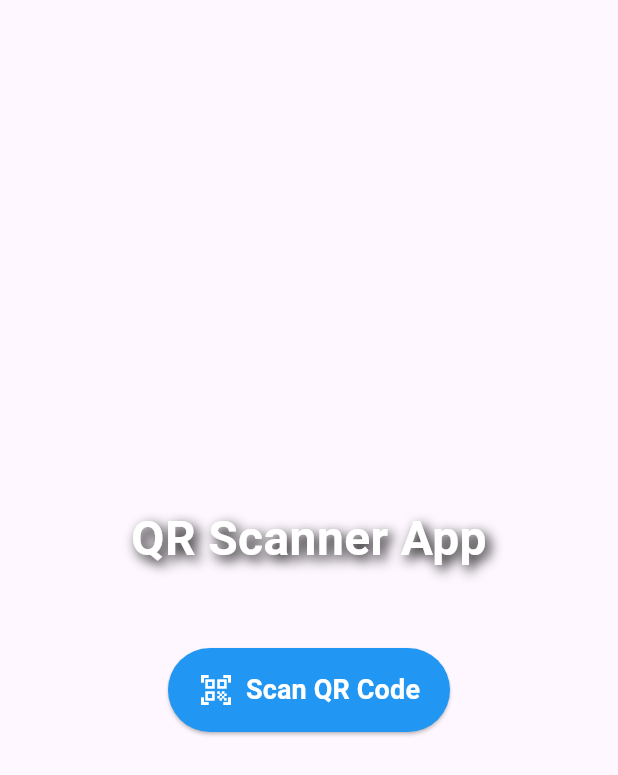
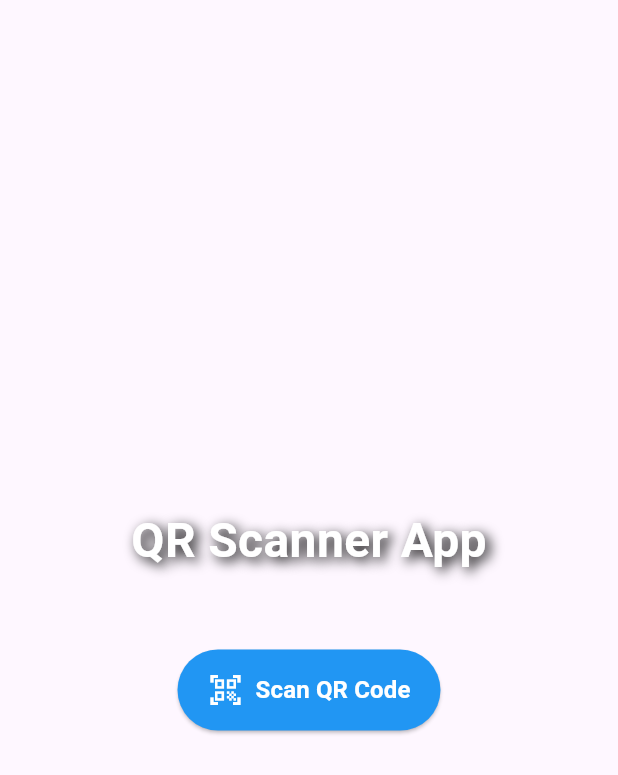
Before and after one commit to mouad-df/Qr-Scanner, a Flutter app: the screen it shows after launch, on a phone screen of 412 x 824 dp. Shown: the top 775 px of the screen. Run offline on Flutter 3.47's test engine with Material 3 defaults, Android fonts, the phone set to English and light mode, and no system bars; our stand-ins replace get, webview_flutter; missing offline and left inert: qr_code_scanner.

Commit message:
Enhance project structure

```diff
--- /dev/null
+++ b/lib/core/buttons/custom_button.dart
@@ -0,0 +1,39 @@
+import 'package:flutter/material.dart';
+
+class CustomButton extends StatelessWidget {
+  const CustomButton(
+      {super.key,
+      required this.onPress,
+      required this.labelText,
+      required this.icon,
+      required this.backgroundColor});
+  final VoidCallback onPress;
+  final String labelText;
+  final Widget icon;
+  final Color backgroundColor;
+
+  @override
+  Widget build(BuildContext context) {
+    return ElevatedButton.icon(
+      style: ElevatedButton.styleFrom(
+        backgroundColor: backgroundColor,
+        padding: const EdgeInsets.symmetric(horizontal: 20, vertical: 15),
+        shape: RoundedRectangleBorder(
+          borderRadius: BorderRadius.circular(30),
+        ),
+      ),
+      onPressed: () {
+        onPress();
+      },
+      icon: icon,
+      label: Text(
+        labelText,
+        style: const TextStyle(
+          color: Colors.white,
+          fontSize: 16,
+          fontWeight: FontWeight.bold,
+        ),
+      ),
+    );
+  }
+}
--- a/lib/core/routes/app_routes.dart
+++ b/lib/core/routes/app_routes.dart
@@ -3,7 +3,7 @@ import 'package:qr_scanner_app/core/routes/route_names.dart';
 import 'package:qr_scanner_app/features/home/bindings/home_binding.dart';
 import 'package:qr_scanner_app/features/home/views/screens/home_screen.dart';
 import 'package:qr_scanner_app/features/html_display/bindings/html_display_binding.dart';
-import 'package:qr_scanner_app/features/html_display/views/html_display_screen.dart';
+import 'package:qr_scanner_app/features/html_display/views/screens/html_display_screen.dart';
 import 'package:qr_scanner_app/features/qr_scanner/bindings/qr_scanner_binding.dart';
 import 'package:qr_scanner_app/features/qr_scanner/views/screens/qr_scanner_screen.dart';
 
--- a/lib/features/home/views/screens/home_screen.dart
+++ b/lib/features/home/views/screens/home_screen.dart
@@ -1,63 +1,14 @@
 import 'package:flutter/material.dart';
 import 'package:get/get.dart';
+import 'package:qr_scanner_app/core/buttons/custom_button.dart';
 import 'package:qr_scanner_app/core/routes/route_names.dart';
+import 'package:qr_scanner_app/features/home/views/widgets/home_screen_body.dart';
 
 class HomeScreen extends StatelessWidget {
   const HomeScreen({super.key});
 
   @override
   Widget build(BuildContext context) {
-    return Scaffold(
-      body: Center(
-        child: Column(
-          mainAxisAlignment: MainAxisAlignment.center,
-          children: [
-            // Title
-            const Text(
-              'QR Scanner App',
-              style: TextStyle(
-                fontSize: 32,
-                fontWeight: FontWeight.bold,
-                color: Colors.white,
-                shadows: [
-                  Shadow(
-                    blurRadius: 10.0,
-                    color: Colors.black,
-                    offset: Offset(3.0, 3.0),
-                  ),
-                ],
-              ),
-            ),
-            const SizedBox(height: 50),
-            ElevatedButton.icon(
-              style: ElevatedButton.styleFrom(
-                backgroundColor: Colors.blue,
-                padding:
-                    const EdgeInsets.symmetric(horizontal: 20, vertical: 15),
-                shape: RoundedRectangleBorder(
-                  borderRadius: BorderRadius.circular(30),
-                ),
-              ),
-              onPressed: () {
-                Get.toNamed(RouteNames.qrScanScreen);
-              },
-              icon: const Icon(
-                Icons.qr_code_scanner,
-                color: Colors.white,
-                size: 24,
-              ),
-              label: const Text(
-                'Scan QR Code',
-                style: TextStyle(
-                  color: Colors.white,
-                  fontSize: 18,
-                  fontWeight: FontWeight.bold,
-                ),
-              ),
-            ),
-          ],
-        ),
-      ),
-    );
+    return const Scaffold(body: HomeScreenBody());
   }
 }
--- a/lib/features/home/views/widgets/home_screen_body.dart
+++ b/lib/features/home/views/widgets/home_screen_body.dart
@@ -1,5 +1,6 @@
 import 'package:flutter/material.dart';
 import 'package:get/get.dart';
+import 'package:qr_scanner_app/core/buttons/custom_button.dart';
 import 'package:qr_scanner_app/core/routes/route_names.dart';
 import 'package:qr_scanner_app/features/home/controllers/home_controller.dart';
 import 'package:qr_scanner_app/features/qr_scanner/views/screens/qr_scanner_screen.dart';
@@ -10,22 +11,38 @@ class HomeScreenBody extends GetView<HomeController> {
   @override
   Widget build(BuildContext context) {
     return Center(
-        child: ElevatedButton(
-      style: ElevatedButton.styleFrom(
-        backgroundColor: Colors.blue,
-        padding: const EdgeInsets.symmetric(horizontal: 15, vertical: 10),
-        shape: RoundedRectangleBorder(
-          borderRadius: BorderRadius.circular(15),
-        ),
+      child: Column(
+        mainAxisAlignment: MainAxisAlignment.center,
+        children: [
+          const Text(
+            'QR Scanner App',
+            style: TextStyle(
+              fontSize: 32,
+              fontWeight: FontWeight.bold,
+              color: Colors.white,
+              shadows: [
+                Shadow(
+                  blurRadius: 10.0,
+                  color: Colors.black,
+                  offset: Offset(3.0, 3.0),
+                ),
+              ],
+            ),
+          ),
+          const SizedBox(height: 50),
+          CustomButton(
+              onPress: () {
+                Get.toNamed(RouteNames.qrScanScreen);
+              },
+              labelText: 'Scan QR Code',
+              icon: const Icon(
+                Icons.qr_code_scanner,
+                color: Colors.white,
+                size: 24,
+              ),
+              backgroundColor: Colors.blue)
+        ],
       ),
-      onPressed: () {
-        Get.toNamed(RouteNames.qrScanScreen);
-      },
-      child: const Text(
-        'Scan QR Code',
-        style: TextStyle(
-            color: Colors.white, fontSize: 14, fontWeight: FontWeight.bold),
-      ),
-    ));
+    );
   }
 }
```
Also changed, not shown: lib/features/html_display/views/html_display_screen.dart (deleted, +0 -113 lines), lib/features/html_display/views/screens/html_display_screen.dart (added, +16 -0 lines), lib/features/html_display/views/widgets/html_display_body.dart (added, +74 -0 lines), lib/features/qr_scanner/views/widgets/qr_scanner_body.dart (+5 -19 lines).
